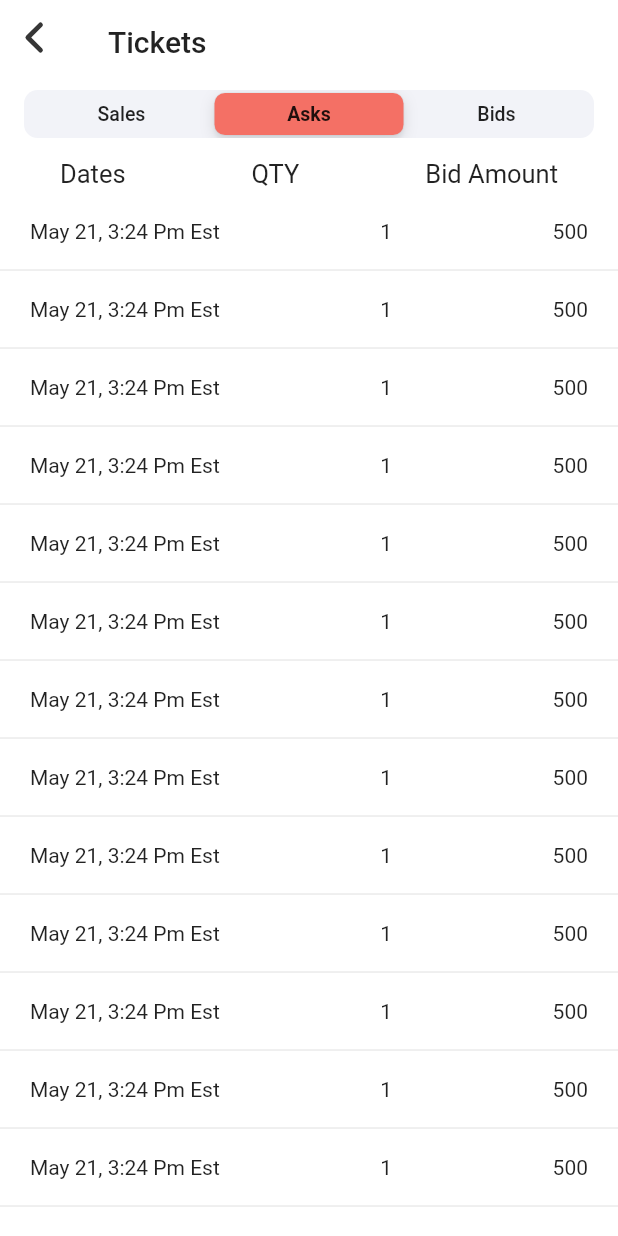
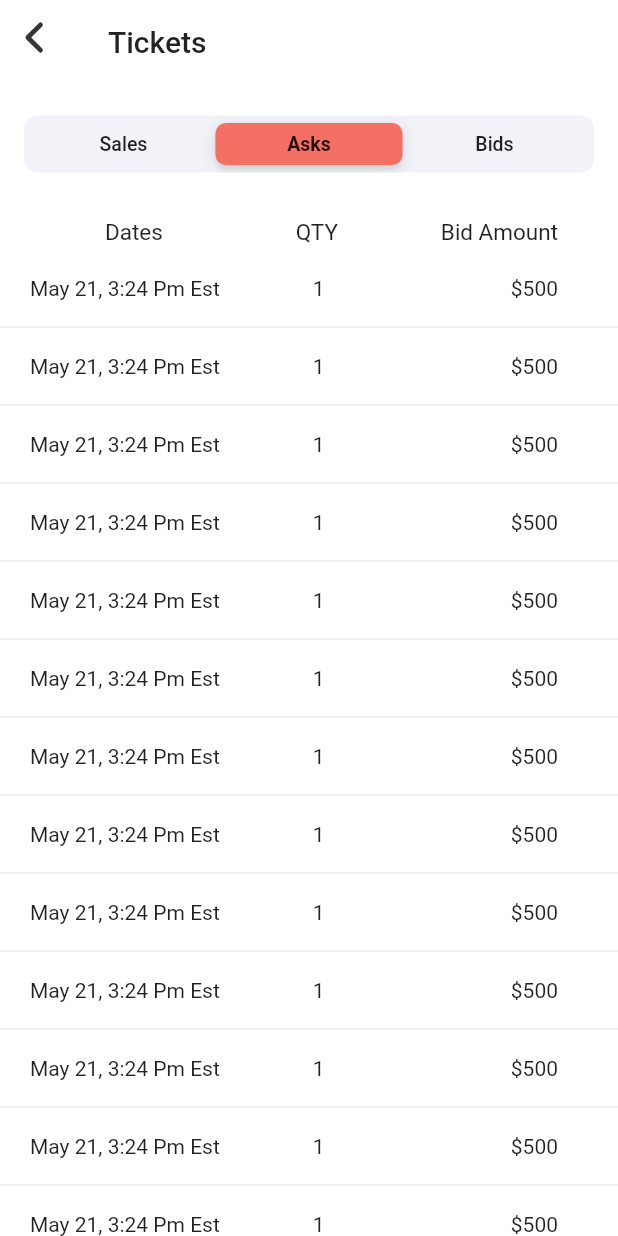
Before and after one commit to solaymanrana786/flutter-UI-practice, a Flutter app: the screen it shows after launch, on a phone screen of 412 x 824 dp. Run offline on Flutter 3.47's test engine with Material 2 defaults, Android fonts, the phone set to English and light mode, and no system bars; our stand-ins replace flutter_svg.

Commit message:
segment controller fixed

```diff
--- a/lib/SegmentedControl.dart
+++ b/lib/SegmentedControl.dart
@@ -15,11 +15,15 @@ class _SegmentedControlState extends State<SegmentedControl> {
       height: double.infinity,
       width: double.infinity,
       child: CupertinoSlidingSegmentedControl(
+          padding: EdgeInsets.all(5),
           groupValue: segmentedControlValue,
           backgroundColor: Color.fromRGBO(242, 243, 248, 1),
           thumbColor: Color.fromRGBO(244, 112, 101, 1),
           children: const <int, Widget>{
-            0: Text('Sales'),
+            0: Padding(
+              padding: EdgeInsets.all(5),
+              child: Text('Sales'),
+            ),
             1: Text('Asks'),
             2: Text('Bids')
           },
--- a/lib/TicketListPage.dart
+++ b/lib/TicketListPage.dart
@@ -27,33 +27,34 @@ class _TicketListPageState extends State<TicketListPage> {
               alignment: Alignment.topCenter,
               padding: EdgeInsets.only(left: 16.0, right: 16.0),
               child: Container(
-                height: 40.0,
+                height: 80.0,
                 // color: Colors.red,
                 child: SegmentedControl(),
               )),
           Container(
               padding:
-                  EdgeInsets.only(left: 40, right: 40, top: 10, bottom: 10),
+                  EdgeInsets.only(left: 70, right: 40, top: 10, bottom: 10),
               child: Row(
                 children: [
                   Text(
                     'Dates',
                     style: TextStyle(
-                      fontSize: 17.0, // insert your font size here
+                      fontSize: 15.0,
                     ),
                   ),
                   Spacer(),
+                  SizedBox(width: 20),
                   Text(
                     'QTY',
                     style: TextStyle(
-                      fontSize: 17.0, // insert your font size here
+                      fontSize: 15.0,
                     ),
                   ),
                   Spacer(),
                   Text(
                     'Bid Amount',
                     style: TextStyle(
-                      fontSize: 17.0, // insert your font size here
+                      fontSize: 15.0,
                     ),
                   ),
                 ],
@@ -120,26 +121,27 @@ Widget _myListView(BuildContext context) {
     "1",
   ];
   final amount = [
-    "500",
-    "500",
-    "500",
-    "500",
-    "500",
-    "500",
-    "500",
-    "500",
-    "500",
-    "500",
-    "500",
-    "500",
-    "500",
-    "500",
-    "500",
-    "500",
-    "500",
-    "500",
-    "500",
-    "500",
+    "\$500",
+    "\$500",
+    "\$500",
+    "\$500",
+    "\$500",
+    "\$500",
+    "\$500",
+    "\$500",
+    "\$500",
+    "\$500",
+    "\$500",
+    "\$500",
+    "\$500",
+    "\$500",
+    "\$500",
+    "\$500",
+    "\$500",
+    "\$500",
+    "\$500",
+    "\$500",
+    "\$500",
   ];
 
   return ListView.builder(
@@ -160,14 +162,16 @@ Column list(
     List<String> dates, int index, List<String> qty, List<String> amount) {
   return Column(children: <Widget>[
     Container(
-        padding: EdgeInsets.only(left: 20.0, right: 20, top: 10, bottom: 10),
+        padding: EdgeInsets.only(left: 20.0, right: 40, top: 10, bottom: 10),
         child: Row(
           mainAxisAlignment: MainAxisAlignment.spaceBetween,
           children: [
             Text(dates[index]),
             Spacer(),
             Text(qty[index]),
-            Spacer(),
+            Spacer(
+              flex: 2,
+            ),
             Text(amount[index])
           ],
         )),
```
